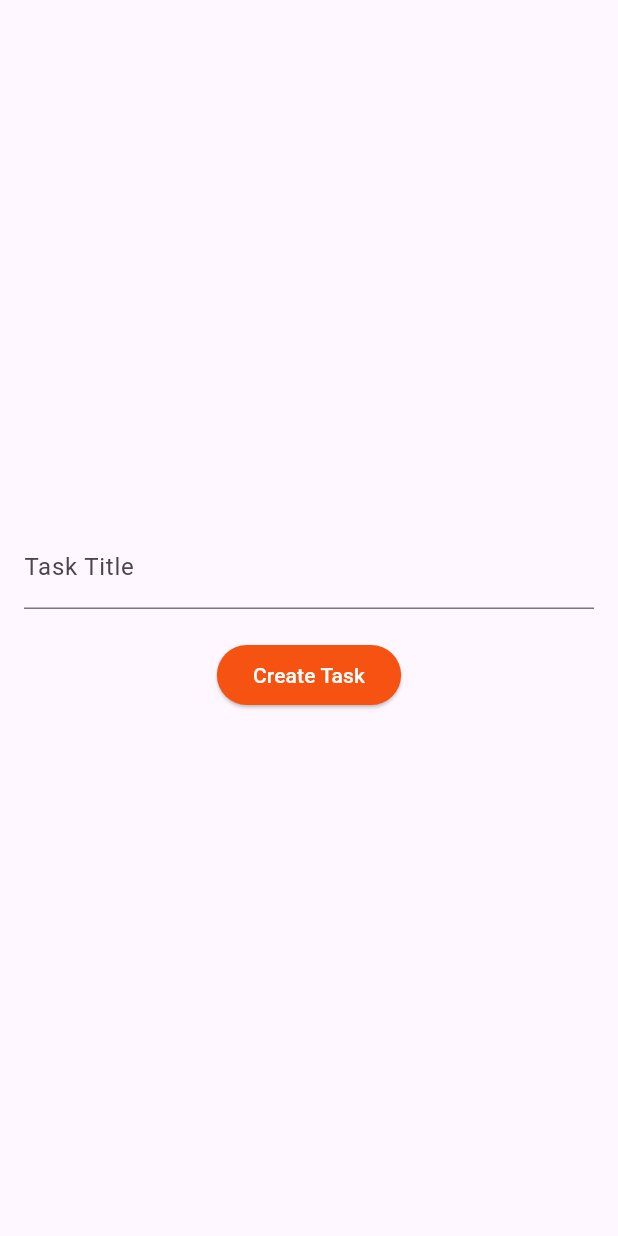
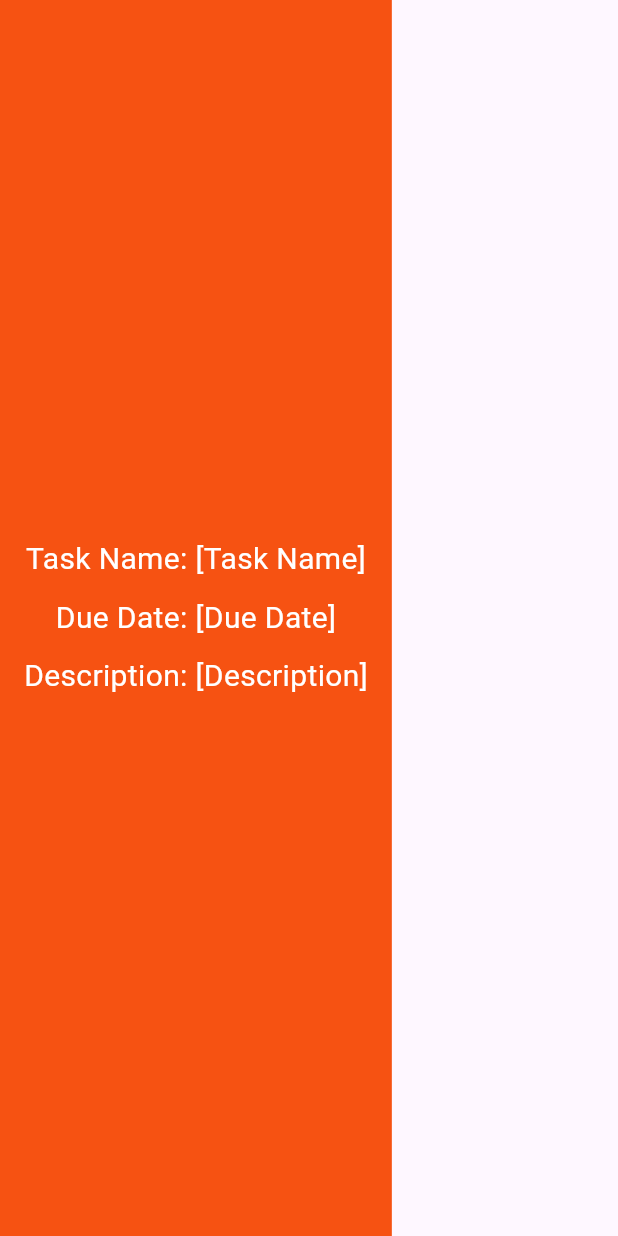
Before and after one commit to Dagiayy/gdsc_study_session_g7, a Flutter app: the CreateTaskPage screen opened directly, after a tap on "Create Task", on a phone screen of 412 x 824 dp. Run offline on Flutter 3.47's test engine with Material 3 defaults, Android fonts, the phone set to English and light mode, and no system bars.

Commit message:
little thnigs remain

```diff
--- a/figma/lib/main.dart
+++ b/figma/lib/main.dart
@@ -8,6 +8,7 @@ class MyApp extends StatelessWidget {
   @override
   Widget build(BuildContext context) {
     return MaterialApp(
+      debugShowCheckedModeBanner: false,
       home: MyHomePage(),
     );
   }
@@ -17,56 +18,77 @@ class MyHomePage extends StatelessWidget {
   @override
   Widget build(BuildContext context) {
     return Scaffold(
-      backgroundColor: Colors.orange,
-      body: Center(
-        child: Column(
+      backgroundColor: Color.fromARGB(255, 246, 82, 18), // Dark Orange
+      body: Column(
         mainAxisAlignment: MainAxisAlignment.center,
         children: [
-            // Pencil-drawn person painting (you can replace this with your image)
-            Image.asset(
-              'figma/lib/assets/images/stick-man-painting-on-canvas.png',
-              width: 200,
-              height: 200,
+          // Picture at the top
+          Image(
+            image: AssetImage('assets/stick-man-painting-on-canvas.png'), // Replace with your image path
+            width: 300,
+            height: 400,
           ),
           SizedBox(height: 20),
           // Spacer to push the button to the bottom
           Spacer(),
-            // "Get Started" button
+          // "Get Started" button at the bottom
           ElevatedButton(
             onPressed: () {
-                // Navigate to the to-do lists page
+              // Navigate to the TasksPage when the "Get Started" button is pressed
               Navigator.push(
                 context,
-                  MaterialPageRoute(builder: (context) => ToDoListsPage()),
+                MaterialPageRoute(builder: (context) => TasksPage()),
               );
             },
             child: Text('Get Started'),
             style: ElevatedButton.styleFrom(
               primary: Colors.blue,
               onPrimary: Colors.white,
+              minimumSize: Size(200, 50), // Adjust the size as needed
             ),
           ),
         ],
       ),
-      ),
     );
   }
-}
-
-class ToDoListsPage extends StatelessWidget {
+}class TasksPage extends StatelessWidget {
   @override
   Widget build(BuildContext context) {
     return Scaffold(
       body: Column(
-        children: List.generate(
-          5,
-          (index) => ToDoListItem(),
+        children: [
+          // Picture at the top
+          Image(
+            image: AssetImage('assets/stickman-with-todo-list.png'), // Replace with your image path
+            width: 500,
+            height: 200,
           ),
+          SizedBox(height: 20),
+          // Title "Tasks List"
+          Text(
+            'Tasks List',
+            style: TextStyle(fontSize: 24, fontWeight: FontWeight.bold),
           ),
-      // ElevatedButton for creating a new task
+          SizedBox(height: 20),
+          // Task items with decorative colored strip or line
+          TaskItemBox(TaskItem(description: 'Task 1', date: '2023-01-01', color: Colors.green)),
+          SizedBox(height: 16),
+          TaskItemBox(TaskItem(description: 'Task 2', date: '2023-02-15', color: Colors.blue)),
+          SizedBox(height: 16),
+          TaskItemBox(TaskItem(description: 'Task 3', date: '2023-03-10', color: Colors.orange)),
+          SizedBox(height: 16),
+          TaskItemBox(TaskItem(description: 'Task 4', date: '2023-04-05', color: Colors.purple)),
+          SizedBox(height: 20),
+          // Decorative colored strip or line at the end
+          Container(
+            height: 10,
+            color: Colors.orange,
+          ),
+          SizedBox(height: 20),
+          // "Create Task" button at the end
           ElevatedButton(
             onPressed: () {
-          // Navigate to the create task page
+              // Navigate to the CreateTaskPage when the "Create Task" button is pressed
               Navigator.push(
                 context,
                 MaterialPageRoute(builder: (context) => CreateTaskPage()),
@@ -76,64 +98,137 @@ class ToDoListsPage extends StatelessWidget {
             style: ElevatedButton.styleFrom(
               primary: Color.fromARGB(255, 246, 82, 18),
               onPrimary: Colors.white,
+              minimumSize: Size(200, 50), // Adjust the size as needed
             ),
           ),
-    );
-  }
-}
-
-class ToDoListItem extends StatelessWidget {
-  @override
-  Widget build(BuildContext context) {
-    return Container(
-      margin: EdgeInsets.all(8.0),
-      padding: EdgeInsets.all(16.0),
-      decoration: BoxDecoration(
-        color: Colors.white,
-        borderRadius: BorderRadius.only(
-          topLeft: Radius.circular(20.0),
-          topRight: Radius.circular(20.0),
-          bottomLeft: Radius.circular(10.0),
-          bottomRight: Radius.circular(10.0),
-        ),
-      ),
-      child: Column(
-        crossAxisAlignment: CrossAxisAlignment.start,
-        children: [
-          Text('Sample To-Do', style: TextStyle(fontSize: 18.0)),
-          SizedBox(height: 8.0),
-          Text('Date: 2023-12-12', style: TextStyle(fontSize: 14.0)),
-          // Add more details or customization as needed
         ],
       ),
     );
   }
 }
 
+class TaskItemBox extends StatelessWidget {
+  final TaskItem taskItem;
+
+  TaskItemBox(this.taskItem);
+
+  @override
+  Widget build(BuildContext context) {
+    return Container(
+      decoration: BoxDecoration(
+        color: Colors.white,
+        borderRadius: BorderRadius.circular(12),
+        boxShadow: [
+          BoxShadow(
+            color: Colors.grey.withOpacity(0.5),
+            spreadRadius: 2,
+            blurRadius: 5,
+            offset: Offset(0, 2),
+          ),
+        ],
+      ),
+      margin: EdgeInsets.symmetric(horizontal: 16),
+      child: Padding(
+        padding: const EdgeInsets.all(16.0),
+        child: taskItem,
+      ),
+    );
+  }
+}
+
+
+class TaskItem extends StatelessWidget {
+  final String description;
+  final String date;
+  final Color color;
+
+  TaskItem({
+    required this.description,
+    required this.date,
+    required this.color,
+  });
+
+  @override
+  Widget build(BuildContext context) {
+    return Container(
+      padding: EdgeInsets.symmetric(horizontal: 16, vertical: 8),
+      decoration: BoxDecoration(
+        border: Border(bottom: BorderSide(color: color, width: 2)),
+      ),
+      child: Row(
+        mainAxisAlignment: MainAxisAlignment.spaceBetween,
+        children: [
+          // Task description
+          Text(description),
+          // Date
+          Text(date),
+        ],
+      ),
+    );
+  }
+}
 class CreateTaskPage extends StatelessWidget {
   @override
   Widget build(BuildContext context) {
     return Scaffold(
-      // No AppBar
       body: Padding(
         padding: const EdgeInsets.all(16.0),
         child: Column(
           mainAxisAlignment: MainAxisAlignment.center,
           children: [
-            // UI for creating a new task
-            TextField(
-              decoration: InputDecoration(labelText: 'Task Title'),
+            // Title "Create New Task" in bold
+            Text(
+              'Create New Task',
+              style: TextStyle(fontSize: 24, fontWeight: FontWeight.bold),
             ),
             SizedBox(height: 20),
+            // Divider for separation
+            Divider(color: Colors.orange, thickness: 2),
+            SizedBox(height: 20),
+            // Task Name input with rectangular box
+            TextField(
+              decoration: InputDecoration(
+                labelText: 'Task Name',
+                border: OutlineInputBorder(
+                  borderSide: BorderSide(color: Colors.orange),
+                ),
+              ),
+            ),
+            SizedBox(height: 20),
+            // Due Date input with rectangular box
+            TextField(
+              decoration: InputDecoration(
+                labelText: 'Due Date',
+                border: OutlineInputBorder(
+                  borderSide: BorderSide(color: Colors.orange),
+                ),
+              ),
+            ),
+            SizedBox(height: 20),
+            // Description input with rectangular box
+            TextField(
+              decoration: InputDecoration(
+                labelText: 'Description',
+                border: OutlineInputBorder(
+                  borderSide: BorderSide(color: Colors.orange),
+                ),
+              ),
+            ),
+            SizedBox(height: 20),
+            // "Create Task" button at the end
             ElevatedButton(
               onPressed: () {
-                // Add your code to handle task creation
-                print('Task Created');
+                // Navigate to the TaskDescriptionPage when the "Create Task" button is pressed
+                Navigator.push(
+                  context,
+                  MaterialPageRoute(builder: (context) => TaskDescriptionPage()),
+                );
               },
               child: Text('Create Task'),
               style: ElevatedButton.styleFrom(
                 primary: Color.fromARGB(255, 246, 82, 18),
                 onPrimary: Colors.white,
+                minimumSize: Size(200, 50), // Adjust the size as needed
               ),
             ),
           ],
@@ -142,3 +237,34 @@ class CreateTaskPage extends StatelessWidget {
     );
   }
 }
+class TaskDescriptionPage extends StatelessWidget {
+  @override
+  Widget build(BuildContext context) {
+    return Scaffold(
+      body: Container(
+        color: Color.fromARGB(255, 246, 82, 18),
+        padding: const EdgeInsets.all(16.0),
+        child: Column(
+          mainAxisAlignment: MainAxisAlignment.center,
+          children: [
+            // Display entered task name, date, and description
+            Text(
+              'Task Name: [Task Name]',
+              style: TextStyle(fontSize: 20, color: Colors.white),
+            ),
+            SizedBox(height: 10),
+            Text(
+              'Due Date: [Due Date]',
+              style: TextStyle(fontSize: 20, color: Colors.white),
+            ),
+            SizedBox(height: 10),
+            Text(
+              'Description: [Description]',
+              style: TextStyle(fontSize: 20, color: Colors.white),
+            ),
+          ],
+        ),
+      ),
+    );
+  }
+}
--- a/figma/pubspec.yaml
+++ b/figma/pubspec.yaml
@@ -60,9 +60,9 @@ flutter:
 
 
   # To add assets to your application, add an assets section, like this:
-  # assets:
-  #   - images/a_dot_burr.jpeg
-  #   - images/a_dot_ham.jpeg
+  assets:
+     - assets/stick-man-painting-on-canvas.png
+     - assets/stickman-with-todo-list.png
 
   # An image asset can refer to one or more resolution-specific "variants", see
   # https://flutter.dev/assets-and-images/#resolution-aware
```
Also changed, not shown: figma/assets/stick-man-painting-on-canvas.png (renamed from figma/lib/assets/images/stick-man-painting-on-canvas.png), figma/assets/stickman-with-todo-list.png (added), task 4/main.dart (added). Lines whose indentation alone changed are shown as unchanged.
